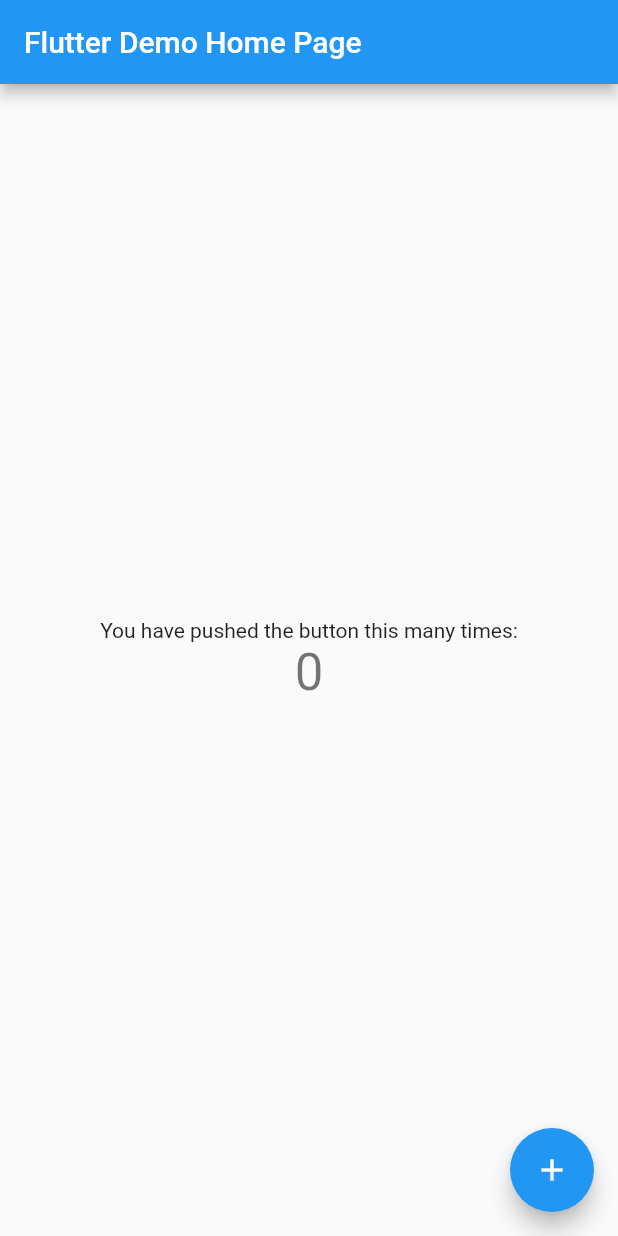
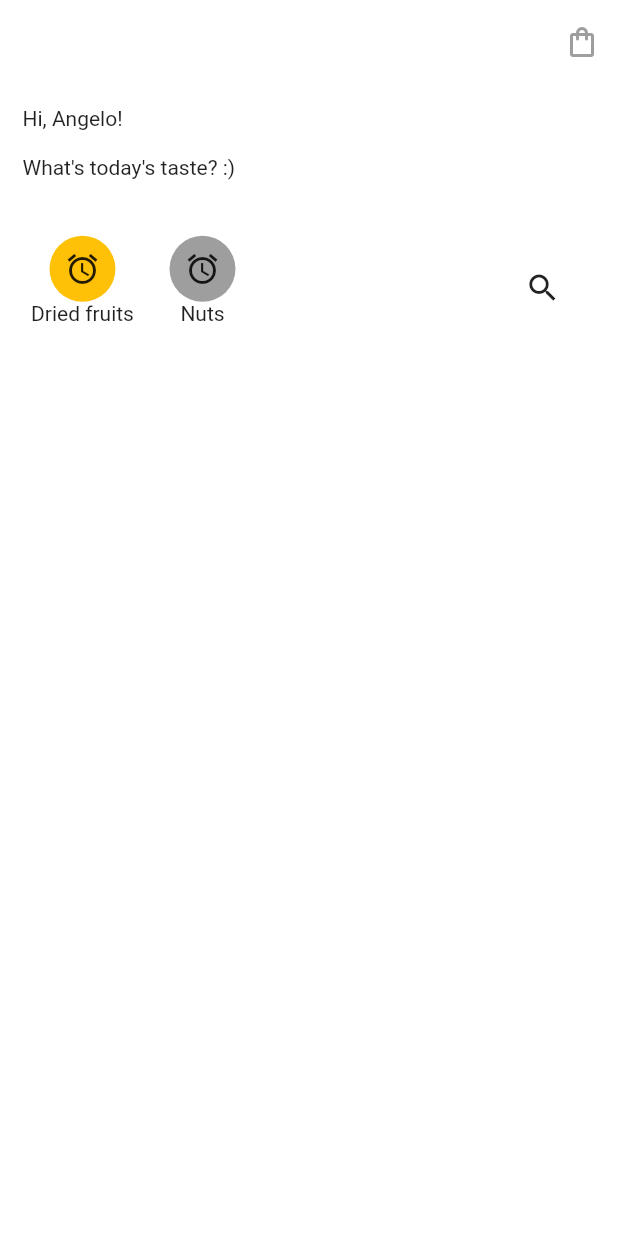
Before and after one commit to AERM2018/Rigel_fl_app, a Flutter app: the screen it shows after launch, on a phone screen of 412 x 824 dp. Run offline on Flutter 3.47's test engine with Material 2 defaults, Android fonts, the phone set to English and light mode, and no system bars; our stand-ins replace sqflite; accounts and stored records are empty.

Commit message:
Done: RMA-12 - Install flutter provider dependencie - Create widgets file to export all widgets - Add product category slider - Add product category slider items - Add welcome message widget

```diff
--- a/lib/main.dart
+++ b/lib/main.dart
@@ -1,115 +1,28 @@
 import 'package:flutter/material.dart';
+import 'package:provider/provider.dart';
+import 'package:rigel_app/providers/product_categories_provider.dart';
+import 'package:rigel_app/screens/screens.dart';
 
-void main() {
-  runApp(const MyApp());
+void main(){
+  WidgetsFlutterBinding.ensureInitialized();
+  runApp(MyApp());
 }
 
 class MyApp extends StatelessWidget {
-  const MyApp({Key? key}) : super(key: key);
-
-  // This widget is the root of your application.
   @override
   Widget build(BuildContext context) {
-    return MaterialApp(
-      title: 'Flutter Demo',
-      theme: ThemeData(
-        // This is the theme of your application.
-        //
-        // Try running your application with "flutter run". You'll see the
-        // application has a blue toolbar. Then, without quitting the app, try
-        // changing the primarySwatch below to Colors.green and then invoke
-        // "hot reload" (press "r" in the console where you ran "flutter run",
-        // or simply save your changes to "hot reload" in a Flutter IDE).
-        // Notice that the counter didn't reset back to zero; the application
-        // is not restarted.
-        primarySwatch: Colors.blue,
-      ),
-      home: const MyHomePage(title: 'Flutter Demo Home Page'),
+    return MultiProvider(
+      providers: [
+        ChangeNotifierProvider(create: (context) => ProductCategoriesProvider(),lazy: false,)
+      ],
+      child: MaterialApp(
+        debugShowCheckedModeBanner: false,
+        title: "Rigel app",
+        initialRoute: "home",
+          routes: {
+            "home":(context) => const HomeScreen()
+          },
+        ),
     );
   }
 }
-
-class MyHomePage extends StatefulWidget {
-  const MyHomePage({Key? key, required this.title}) : super(key: key);
-
-  // This widget is the home page of your application. It is stateful, meaning
-  // that it has a State object (defined below) that contains fields that affect
-  // how it looks.
-
-  // This class is the configuration for the state. It holds the values (in this
-  // case the title) provided by the parent (in this case the App widget) and
-  // used by the build method of the State. Fields in a Widget subclass are
-  // always marked "final".
-
-  final String title;
-
-  @override
-  State<MyHomePage> createState() => _MyHomePageState();
-}
-
-class _MyHomePageState extends State<MyHomePage> {
-  int _counter = 0;
-
-  void _incrementCounter() {
-    setState(() {
-      // This call to setState tells the Flutter framework that something has
-      // changed in this State, which causes it to rerun the build method below
-      // so that the display can reflect the updated values. If we changed
-      // _counter without calling setState(), then the build method would not be
-      // called again, and so nothing would appear to happen.
-      _counter++;
-    });
-  }
-
-  @override
-  Widget build(BuildContext context) {
-    // This method is rerun every time setState is called, for instance as done
-    // by the _incrementCounter method above.
-    //
-    // The Flutter framework has been optimized to make rerunning build methods
-    // fast, so that you can just rebuild anything that needs updating rather
-    // than having to individually change instances of widgets.
-    return Scaffold(
-      appBar: AppBar(
-        // Here we take the value from the MyHomePage object that was created by
-        // the App.build method, and use it to set our appbar title.
-        title: Text(widget.title),
-      ),
-      body: Center(
-        // Center is a layout widget. It takes a single child and positions it
-        // in the middle of the parent.
-        child: Column(
-          // Column is also a layout widget. It takes a list of children and
-          // arranges them vertically. By default, it sizes itself to fit its
-          // children horizontally, and tries to be as tall as its parent.
-          //
-          // Invoke "debug painting" (press "p" in the console, choose the
-          // "Toggle Debug Paint" action from the Flutter Inspector in Android
-          // Studio, or the "Toggle Debug Paint" command in Visual Studio Code)
-          // to see the wireframe for each widget.
-          //
-          // Column has various properties to control how it sizes itself and
-          // how it positions its children. Here we use mainAxisAlignment to
-          // center the children vertically; the main axis here is the vertical
-          // axis because Columns are vertical (the cross axis would be
-          // horizontal).
-          mainAxisAlignment: MainAxisAlignment.center,
-          children: <Widget>[
-            const Text(
-              'You have pushed the button this many times:',
-            ),
-            Text(
-              '$_counter',
-              style: Theme.of(context).textTheme.headline4,
-            ),
-          ],
-        ),
-      ),
-      floatingActionButton: FloatingActionButton(
-        onPressed: _incrementCounter,
-        tooltip: 'Increment',
-        child: const Icon(Icons.add),
-      ), // This trailing comma makes auto-formatting nicer for build methods.
-    );
-  }
-}
--- /dev/null
+++ b/lib/models/open_painter_model.dart
@@ -0,0 +1,25 @@
+import 'package:flutter/material.dart';
+
+class CirclePainter extends CustomPainter{
+  final double radio;
+  final Color color;
+  final Offset offset;
+
+  CirclePainter({
+    required this.radio,
+    required this.color,
+    required this.offset
+  });
+
+  @override
+  void paint(Canvas canvas, Size size) {
+    var paint = Paint()
+    ..color = color;
+    canvas.drawCircle(offset, radio, paint);
+  }
+
+  @override
+  bool shouldRepaint(covariant CustomPainter oldDelegate) {
+    return true;
+  }
+}
--- /dev/null
+++ b/lib/providers/product_categories_provider.dart
@@ -0,0 +1,24 @@
+import 'package:flutter/foundation.dart';
+import 'package:flutter/material.dart';
+import 'package:rigel_app/models/models.dart';
+
+class ProductCategoriesProvider with ChangeNotifier{
+  List<ProductCategory> categories = [];
+  late ProductCategory categorySelected;
+
+  ProductCategoriesProvider(){
+    print("Category provider initialized");
+    getProductCategories();
+  }
+
+  getProductCategories() async{
+    categories =  await ProductCategory.find();
+    categorySelected = categories[0];
+    notifyListeners();
+  }
+
+  setCategorySelected( ProductCategory category ){
+    categorySelected = category;
+    notifyListeners();
+  }
+}
--- /dev/null
+++ b/lib/screens/home_screen.dart
@@ -0,0 +1,33 @@
+import 'package:flutter/material.dart';
+import 'package:rigel_app/widgets/widgets.dart';
+class HomeScreen extends StatelessWidget {
+  const HomeScreen({Key? key}) : super(key: key);
+
+  @override
+  Widget build(BuildContext context) {
+    return Scaffold(
+      appBar: AppBar(
+        backgroundColor: Colors.white,
+        elevation: 0,
+        actions: [
+          IconButton(onPressed: (){}, icon: const Icon(Icons.shopping_bag_outlined,color: Colors.grey,))
+        ],
+      ),
+      backgroundColor: Colors.white,
+      body: Padding(
+        padding: const EdgeInsets.all(15),
+        child: Column(
+          children: [
+            const WelcomeMessage(userName: "Angelo",),
+            Container(
+              // color: Colors.green,
+               width: MediaQuery.of(context).size.width,
+                height: MediaQuery.of(context).size.height * 0.10,
+              child: const ProductCategoriesSlider()
+            )
+          ],
+        ),
+      ),
+    );
+  }
+}
--- /dev/null
+++ b/lib/screens/screens.dart
@@ -0,0 +1 @@
+export 'package:rigel_app/screens/home_screen.dart';
--- /dev/null
+++ b/lib/widgets/product_categories_slider.dart
@@ -0,0 +1,54 @@
+import 'package:flutter/material.dart';
+import 'package:provider/provider.dart';
+import 'package:rigel_app/models/models.dart';
+import 'package:rigel_app/providers/product_categories_provider.dart';
+import 'package:rigel_app/widgets/widgets.dart';
+
+
+class ProductCategoriesSlider extends StatelessWidget {
+  const ProductCategoriesSlider({Key? key}) : super(key: key);
+
+  @override
+  Widget build(BuildContext context) {
+    final productCategoriesProvider =
+        Provider.of<ProductCategoriesProvider>(context);
+    double screenWidth = MediaQuery.of(context).size.width;
+    return Row(
+      children: [
+        SizedBox(
+            width: screenWidth * 0.7,
+            child: ListView.builder(
+              scrollDirection: Axis.horizontal,
+              shrinkWrap: true,
+              itemBuilder: (BuildContext context, index) => GestureDetector(
+                onTap: () => productCategoriesProvider.setCategorySelected(
+                  productCategoriesProvider.categories[index]
+                  ),
+                child: ProductCategorySliderItem(
+                  category: productCategoriesProvider.categories[index],
+                  isSelected: (productCategoriesProvider.categories[index].id ==
+                      productCategoriesProvider.categorySelected.id),
+                ),
+              ),
+              itemCount: productCategoriesProvider.categories.length,
+            )),
+        SizedBox(
+          width: screenWidth * 0.2,
+          child: Row(
+            mainAxisAlignment: MainAxisAlignment.end,
+            children: [
+              IconButton(
+                icon: const Icon(Icons.search),
+                onPressed: () {
+
+                  print("button pressed!");
+                },
+              ),
+            ],
+          ),
+        )
+      ],
+    );
+  }
+
+}
--- /dev/null
+++ b/lib/widgets/product_category_slider_item.dart
@@ -0,0 +1,46 @@
+import 'package:flutter/material.dart';
+import 'package:rigel_app/models/models.dart';
+class ProductCategorySliderItem extends StatelessWidget {
+  final ProductCategory category;
+  final bool isSelected;
+  const ProductCategorySliderItem({
+    Key? key,
+    required this.category, required this.isSelected,
+  }) : super(key: key);
+
+  @override
+  Widget build(BuildContext context) {
+    return Container(
+      // color: Colors.red,
+      width: 80,
+      // height: 80,
+      child: Column(
+        mainAxisAlignment: MainAxisAlignment.center,
+        // crossAxisAlignment: CrossAxisAlignment.center,
+        children: [
+          IconContainer(color:(isSelected) ? Colors.amber : Colors.grey),
+          const SizedBox(height: 10),
+          Text(category.name)
+        ],
+      ),
+    );
+  }
+}
+
+class IconContainer extends StatelessWidget {
+  final Color color;
+  const IconContainer({
+    Key? key, required this.color,
+  }) : super(key: key);
+
+  @override
+  Widget build(BuildContext context) {
+    return Stack(
+      // fit: StackFit.loose,
+      alignment: AlignmentDirectional.bottomStart,
+      children: [
+      CustomPaint(painter: CirclePainter(radio: 22, offset: const Offset(12,-12), color: color)),
+      const Icon(Icons.alarm)
+    ]);
+  }
+}
--- /dev/null
+++ b/lib/widgets/welcome_message_widget.dart
@@ -0,0 +1,26 @@
+import 'package:flutter/material.dart';
+class WelcomeMessage extends StatelessWidget {
+    final String userName;
+
+  const WelcomeMessage({
+    Key? key, required this.userName,
+  }) : super(key: key);
+
+  @override
+  Widget build(BuildContext context) {
+
+    return SizedBox(
+      height: 80,
+      width: MediaQuery.of(context).size.width,
+      child: Column(
+        mainAxisAlignment: MainAxisAlignment.spaceBetween,
+        crossAxisAlignment: CrossAxisAlignment.start,
+        children: [
+          Text("Hi, $userName!"),
+          const Text("What's today's taste? :)"),
+          const SizedBox(height: 15,)
+        ],
+      ),
+    );
+  }
+}
--- /dev/null
+++ b/lib/widgets/widgets.dart
@@ -0,0 +1,4 @@
+export 'package:rigel_app/widgets/product_category_slider_item.dart';
+
+export 'package:rigel_app/widgets/product_categories_slider.dart';
+export  'package:rigel_app/widgets/welcome_message_widget.dart';
--- a/pubspec.yaml
+++ b/pubspec.yaml
@@ -37,6 +37,7 @@ dependencies:
   sqflite: ^2.0.3+1
   path: ^1.8.1
   path_provider: ^2.0.11
+  provider: ^6.0.3
 
 dev_dependencies:
   flutter_test:
```
